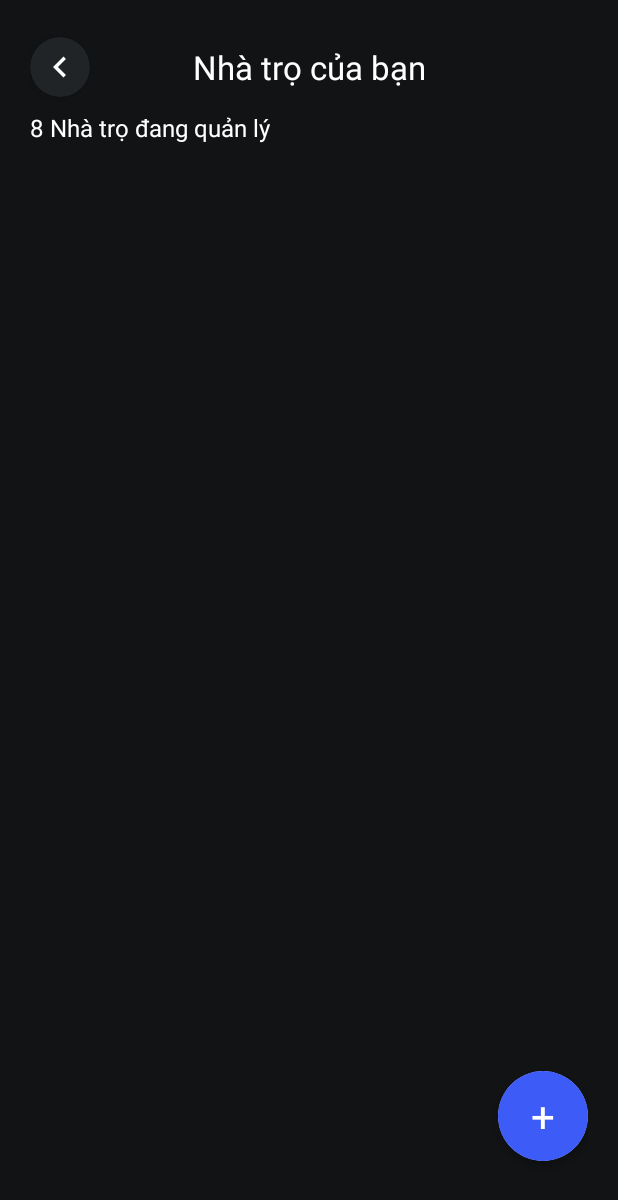
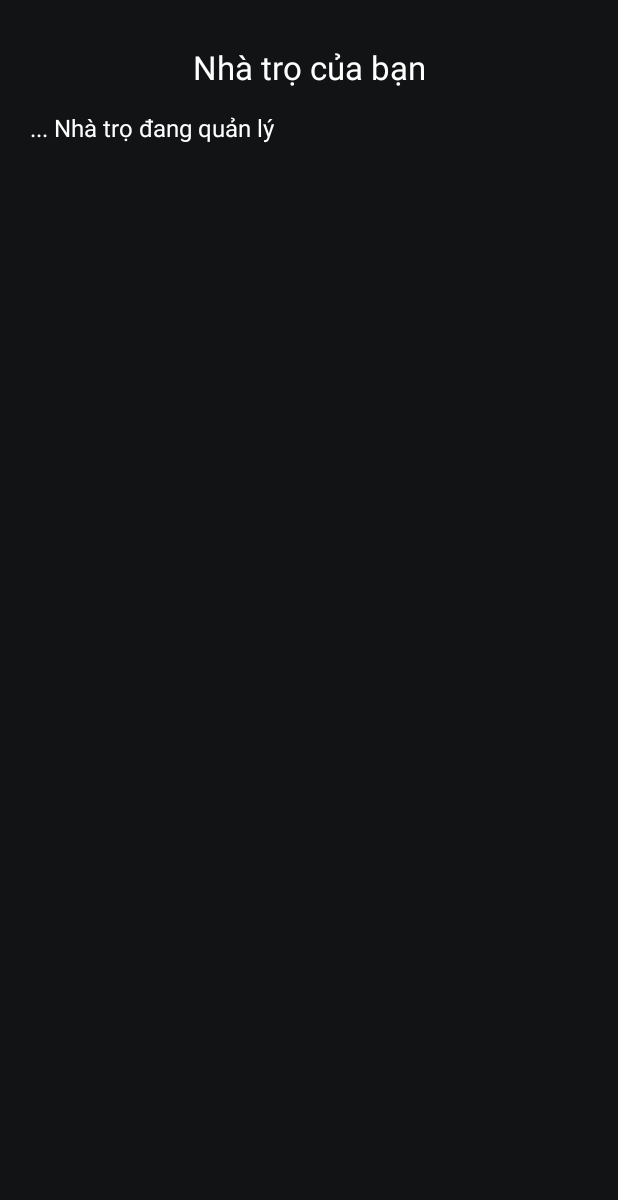
Before and after one commit to nghiempt/smartboardinghouse-java, an Android app: the layout activity_management.xml on its own in the app's theme, with its tools: preview values and no code run, on a phone screen of 412 x 824 dp. Shown: the top 1200 px of the screen. Run offline under Robolectric (Android 15) with nearby library versions, the phone set to English and light mode, and no system bars.

Commit message:
edit interface

```diff
--- a/app/src/main/res/layout/activity_login.xml
+++ b/app/src/main/res/layout/activity_login.xml
@@ -158,7 +158,7 @@
             android:id="@+id/txtViewSignUp"
             android:layout_width="wrap_content"
             android:layout_height="wrap_content"
-            android:text="Đăng kí ngay "
+            android:text="Liên hệ để có tài khoản "
             android:textSize="16sp"
             android:textColor="#3D5BF6"/>
 
--- a/app/src/main/res/layout/activity_management.xml
+++ b/app/src/main/res/layout/activity_management.xml
@@ -20,23 +20,6 @@
         app:layout_constraintEnd_toEndOf="parent"
         app:layout_constraintTop_toTopOf="parent">
 
-        <androidx.cardview.widget.CardView
-            android:id="@+id/notificationCardView"
-            android:layout_width="40dp"
-            android:layout_height="40dp"
-            app:cardBackgroundColor="#202427"
-            app:cardCornerRadius="20dp"
-            app:cardElevation="4dp"
-            android:layout_centerVertical="true"
-            android:layout_alignParentLeft="true">
-            <ImageView
-                android:id="@+id/notificationIcon"
-                android:layout_width="28dp"
-                android:layout_height="28dp"
-                android:layout_gravity="center_vertical|center_horizontal"
-                android:src="@drawable/baseline_keyboard_arrow_left_24" />
-        </androidx.cardview.widget.CardView>
-
         <TextView
             android:layout_width="wrap_content"
             android:layout_height="match_parent"
@@ -53,7 +36,7 @@
         android:id="@+id/txtViewManageMotel"
         android:layout_width="match_parent"
         android:layout_height="wrap_content"
-        android:text="8 Nhà trọ đang quản lý"
+        android:text="... Nhà trọ đang quản lý"
         android:textColor="#ffffff"
         android:textSize="16dp"
         app:layout_constraintStart_toStartOf="parent"
@@ -70,23 +53,6 @@
         app:layout_constraintStart_toStartOf="parent"
         app:layout_constraintTop_toBottomOf="@+id/txtViewManageMotel"/>
 
-    <androidx.cardview.widget.CardView
-        android:id="@+id/cardViewAddnew"
-        android:layout_width="60dp"
-        android:layout_height="60dp"
-        android:layout_marginBottom="50dp"
-        app:layout_constraintBottom_toBottomOf="parent"
-        app:layout_constraintEnd_toEndOf="parent"
-        app:cardCornerRadius="30dp">
-        <TextView
-            android:layout_width="match_parent"
-            android:layout_height="match_parent"
-            android:text="+"
-            android:gravity="center"
-            android:textColor="#ffffff"
-            android:textSize="28dp"
-            android:background="#3D5BF6"/>
 
-    </androidx.cardview.widget.CardView>
 
 </androidx.constraintlayout.widget.ConstraintLayout>
--- a/app/src/main/res/layout/activity_room_detail_manage.xml
+++ b/app/src/main/res/layout/activity_room_detail_manage.xml
@@ -5,6 +5,8 @@
     android:background="#000000"
     android:layout_width="match_parent"
     android:layout_height="match_parent"
+    android:paddingLeft="20dp"
+    android:paddingRight="20dp"
     tools:context=".activities.RoomDetailManageActivity">
 
     <RelativeLayout
--- a/app/src/main/res/layout/fragment_profile.xml
+++ b/app/src/main/res/layout/fragment_profile.xml
@@ -119,6 +119,6 @@
             android:layout_height="70dp"
             android:text="Đăng xuất"
             android:layout_alignParentBottom="true"
-            android:layout_marginBottom="40dp"/>
+            android:layout_marginBottom="80dp"/>
     </RelativeLayout>
 </FrameLayout>
```
Also changed, not shown: app/src/main/java/com/sbh/activities/LoginActivity.java (+6 -6 lines), app/src/main/java/com/sbh/activities/ManagementActivity.java (+48 -54 lines).
